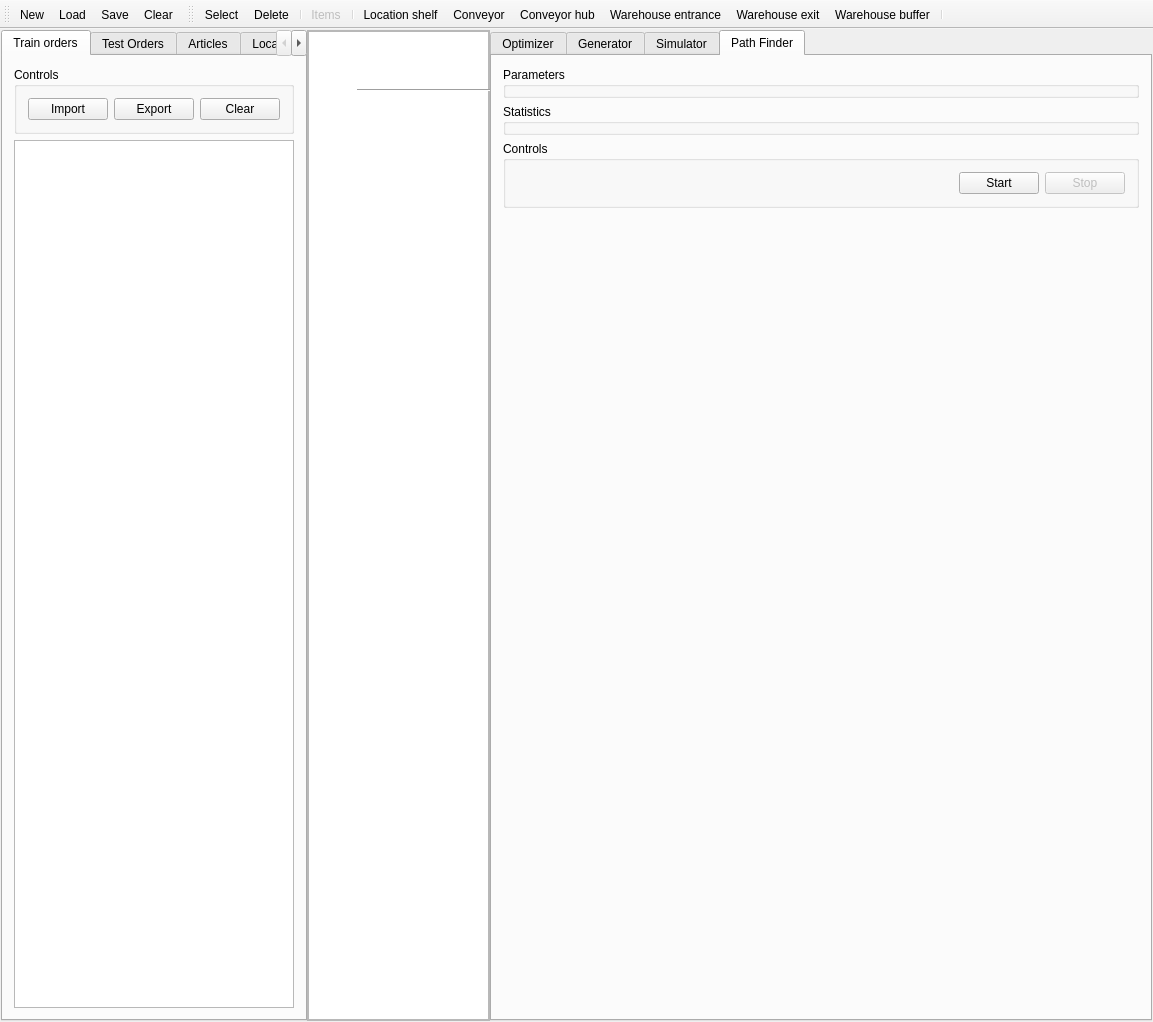
This is src/gui/mainwindow.ui in kocica/warehouse-manager as Qt 5 draws it before an edit. The edited form follows.
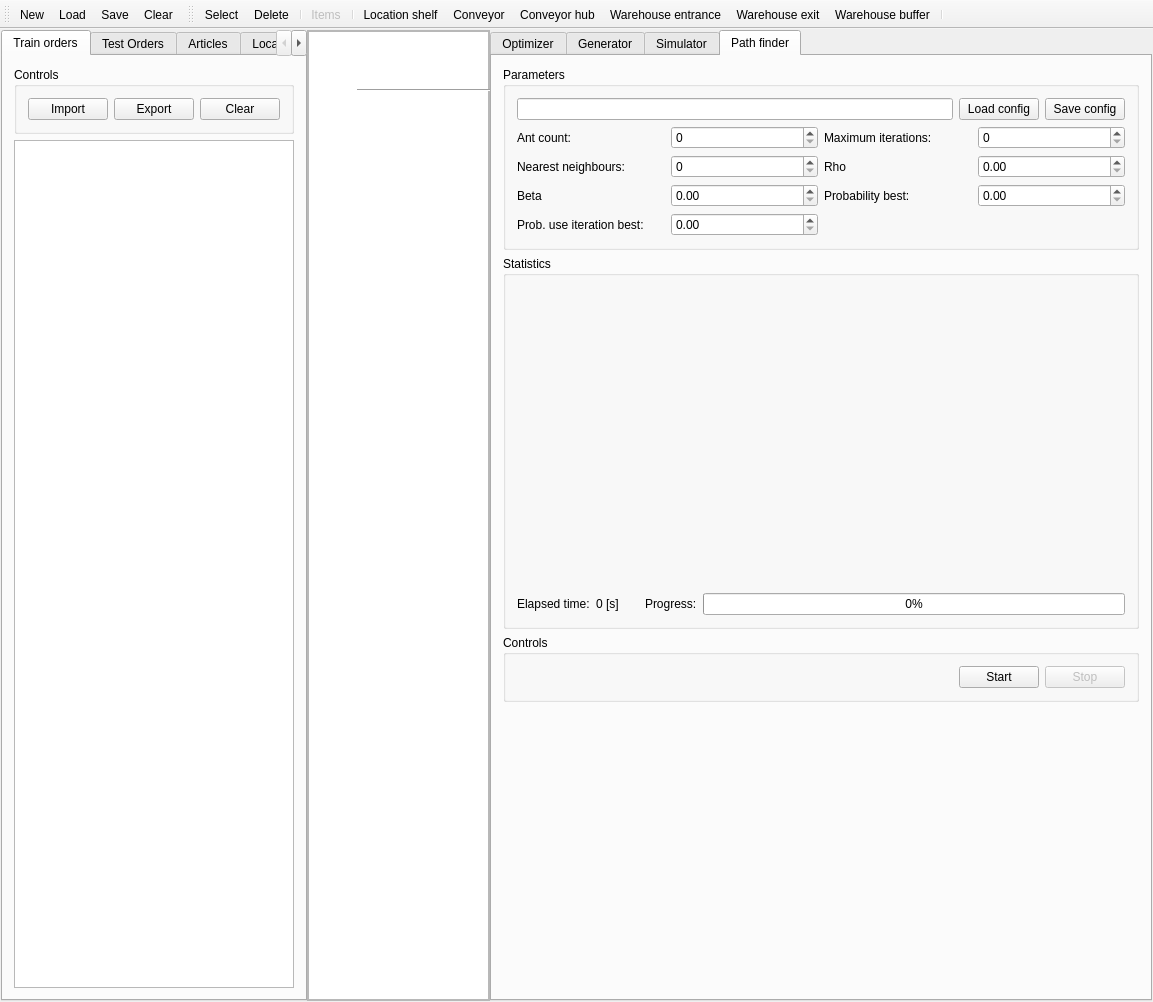
This is the edited form. The open tabs and pages were chosen to show the change. Icons and pictures are not drawn. Custom widgets are drawn as their Qt base class.

Diff of the .ui file:
```diff
--- a/src/gui/mainwindow.ui
+++ b/src/gui/mainwindow.ui
@@ -1236,7 +1236,7 @@
                    <rect>
                     <x>0</x>
                     <y>0</y>
-                    <width>533</width>
+                    <width>98</width>
                     <height>932</height>
                    </rect>
                   </property>
@@ -1285,7 +1285,7 @@
                <item>
                 <layout class="QHBoxLayout" name="horizontalLayout_3">
                  <property name="bottomMargin">
-                  <number>10</number>
+                  <number>0</number>
                  </property>
                  <item>
                   <widget class="QLabel" name="elapsedTimeLabelGen">
@@ -1435,7 +1435,7 @@
                <item>
                 <layout class="QGridLayout" name="simParams">
                  <property name="bottomMargin">
-                  <number>10</number>
+                  <number>0</number>
                  </property>
                  <item row="0" column="2">
                   <widget class="QLabel" name="workerSpeedLabel">
@@ -1592,7 +1592,7 @@
                <item>
                 <layout class="QHBoxLayout" name="simSubparams">
                  <property name="bottomMargin">
-                  <number>10</number>
+                  <number>0</number>
                  </property>
                  <item>
                   <widget class="QCheckBox" name="preprocessOrders">
@@ -1711,7 +1711,7 @@
                    <rect>
                     <x>0</x>
                     <y>0</y>
-                    <width>98</width>
+                    <width>533</width>
                     <height>624</height>
                    </rect>
                   </property>
@@ -1857,7 +1857,7 @@
           </widget>
           <widget class="QWidget" name="pathFinder">
            <attribute name="title">
-            <string>Path Finder</string>
+            <string>Path finder</string>
            </attribute>
            <layout class="QVBoxLayout" name="verticalLayout_9">
             <item>
@@ -1865,6 +1865,142 @@
               <property name="title">
                <string>Parameters</string>
               </property>
+              <layout class="QVBoxLayout" name="verticalLayout_22">
+               <item>
+                <layout class="QHBoxLayout" name="configLayoutPaf">
+                 <property name="topMargin">
+                  <number>0</number>
+                 </property>
+                 <item>
+                  <widget class="QLineEdit" name="configLinePaf"/>
+                 </item>
+                 <item>
+                  <widget class="QPushButton" name="configLoadPaf">
+                   <property name="text">
+                    <string>Load config</string>
+                   </property>
+                  </widget>
+                 </item>
+                 <item>
+                  <widget class="QPushButton" name="configSavePaf">
+                   <property name="text">
+                    <string>Save config</string>
+                   </property>
+                  </widget>
+                 </item>
+                </layout>
+               </item>
+               <item>
+                <layout class="QGridLayout" name="pafParameters">
+                 <property name="topMargin">
+                  <number>0</number>
+                 </property>
+                 <item row="2" column="0">
+                  <widget class="QLabel" name="betaLabel">
+                   <property name="text">
+                    <string>Beta</string>
+                   </property>
+                  </widget>
+                 </item>
+                 <item row="1" column="3">
+                  <widget class="QDoubleSpinBox" name="rho">
+                   <property name="maximum">
+                    <double>1.000000000000000</double>
+                   </property>
+                   <property name="singleStep">
+                    <double>0.100000000000000</double>
+                   </property>
+                  </widget>
+                 </item>
+                 <item row="1" column="2">
+                  <widget class="QLabel" name="rhoLabel">
+                   <property name="text">
+                    <string>Rho</string>
+                   </property>
+                  </widget>
+                 </item>
+                 <item row="2" column="1">
+                  <widget class="QDoubleSpinBox" name="beta"/>
+                 </item>
+                 <item row="2" column="2">
+                  <widget class="QLabel" name="probBestLabel">
+                   <property name="text">
+                    <string>Probability best:</string>
+                   </property>
+                  </widget>
+                 </item>
+                 <item row="2" column="3">
+                  <widget class="QDoubleSpinBox" name="probBest">
+                   <property name="maximum">
+                    <double>1.000000000000000</double>
+                   </property>
+                   <property name="singleStep">
+                    <double>0.100000000000000</double>
+                   </property>
+                  </widget>
+                 </item>
+                 <item row="0" column="0">
+                  <widget class="QLabel" name="antCountLabel">
+                   <property name="text">
+                    <string>Ant count:</string>
+                   </property>
+                  </widget>
+                 </item>
+                 <item row="0" column="1">
+                  <widget class="QSpinBox" name="antCount">
+                   <property name="maximum">
+                    <number>100000</number>
+                   </property>
+                  </widget>
+                 </item>
+                 <item row="0" column="3">
+                  <widget class="QSpinBox" name="maxIterations">
+                   <property name="maximum">
+                    <number>100000</number>
+                   </property>
+                  </widget>
+                 </item>
+                 <item row="0" column="2">
+                  <widget class="QLabel" name="pafMaxIterationsLabel">
+                   <property name="text">
+                    <string>Maximum iterations:</string>
+                   </property>
+                  </widget>
+                 </item>
+                 <item row="1" column="1">
+                  <widget class="QSpinBox" name="nearestNeighbours">
+                   <property name="maximum">
+                    <number>10000</number>
+                   </property>
+                  </widget>
+                 </item>
+                 <item row="1" column="0">
+                  <widget class="QLabel" name="nearestNeighboursLabel">
+                   <property name="text">
+                    <string>Nearest neighbours:</string>
+                   </property>
+                  </widget>
+                 </item>
+                 <item row="3" column="0">
+                  <widget class="QLabel" name="probUseIterBestLabel">
+                   <property name="text">
+                    <string>Prob. use iteration best:</string>
+                   </property>
+                  </widget>
+                 </item>
+                 <item row="3" column="1">
+                  <widget class="QDoubleSpinBox" name="probUseIterationBest">
+                   <property name="maximum">
+                    <double>1.000000000000000</double>
+                   </property>
+                   <property name="singleStep">
+                    <double>0.100000000000000</double>
+                   </property>
+                  </widget>
+                 </item>
+                </layout>
+               </item>
+              </layout>
              </widget>
             </item>
             <item>
@@ -1872,6 +2008,69 @@
               <property name="title">
                <string>Statistics</string>
               </property>
+              <layout class="QVBoxLayout" name="verticalLayout_23">
+               <item>
+                <widget class="QCustomPlot" name="pathFinderPlot" native="true">
+                 <property name="minimumSize">
+                  <size>
+                   <width>0</width>
+                   <height>300</height>
+                  </size>
+                 </property>
+                </widget>
+               </item>
+               <item>
+                <layout class="QHBoxLayout" name="pathFinderStatHLayout">
+                 <property name="topMargin">
+                  <number>0</number>
+                 </property>
+                 <item>
+                  <widget class="QLabel" name="elapsedTimePafLabel">
+                   <property name="text">
+                    <string>Elapsed time:</string>
+                   </property>
+                  </widget>
+                 </item>
+                 <item>
+                  <widget class="QLabel" name="elapsedTimePaf">
+                   <property name="text">
+                    <string>0 [s]</string>
+                   </property>
+                  </widget>
+                 </item>
+                 <item>
+                  <spacer name="spacerPafStats">
+                   <property name="orientation">
+                    <enum>Qt::Horizontal</enum>
+                   </property>
+                   <property name="sizeType">
+                    <enum>QSizePolicy::Fixed</enum>
+                   </property>
+                   <property name="sizeHint" stdset="0">
+                    <size>
+                     <width>20</width>
+                     <height>20</height>
+                    </size>
+                   </property>
+                  </spacer>
+                 </item>
+                 <item>
+                  <widget class="QLabel" name="progressLabelPaf">
+                   <property name="text">
+                    <string>Progress:</string>
+                   </property>
+                  </widget>
+                 </item>
+                 <item>
+                  <widget class="QProgressBar" name="pathfinderProgressBar">
+                   <property name="value">
+                    <number>0</number>
+                   </property>
+                  </widget>
+                 </item>
+                </layout>
+               </item>
+              </layout>
              </widget>
             </item>
             <item>
```
